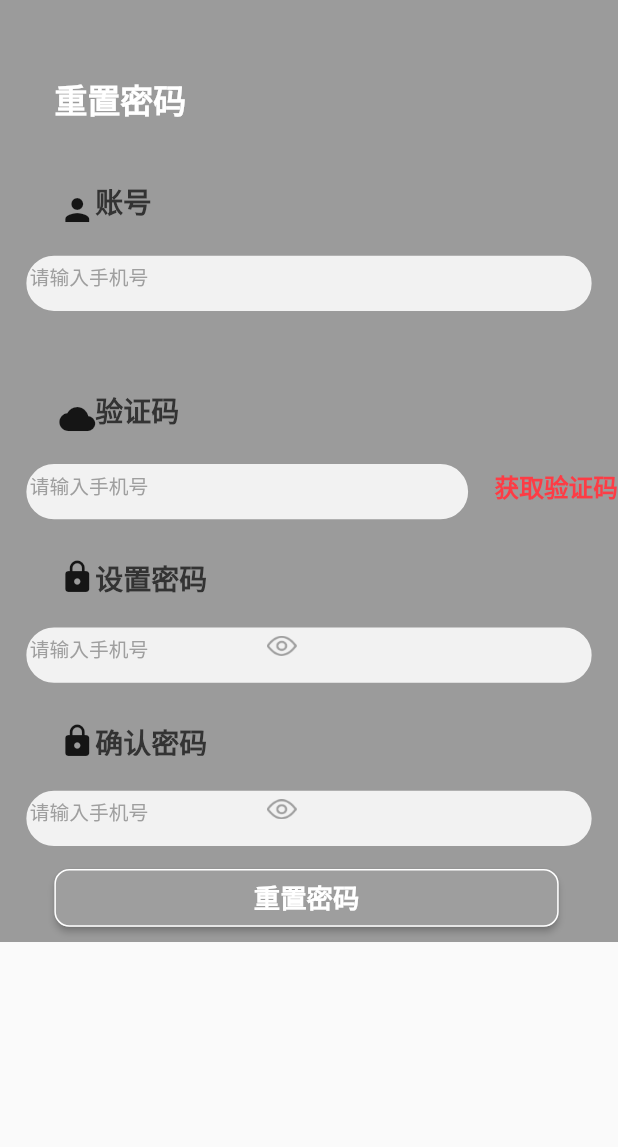
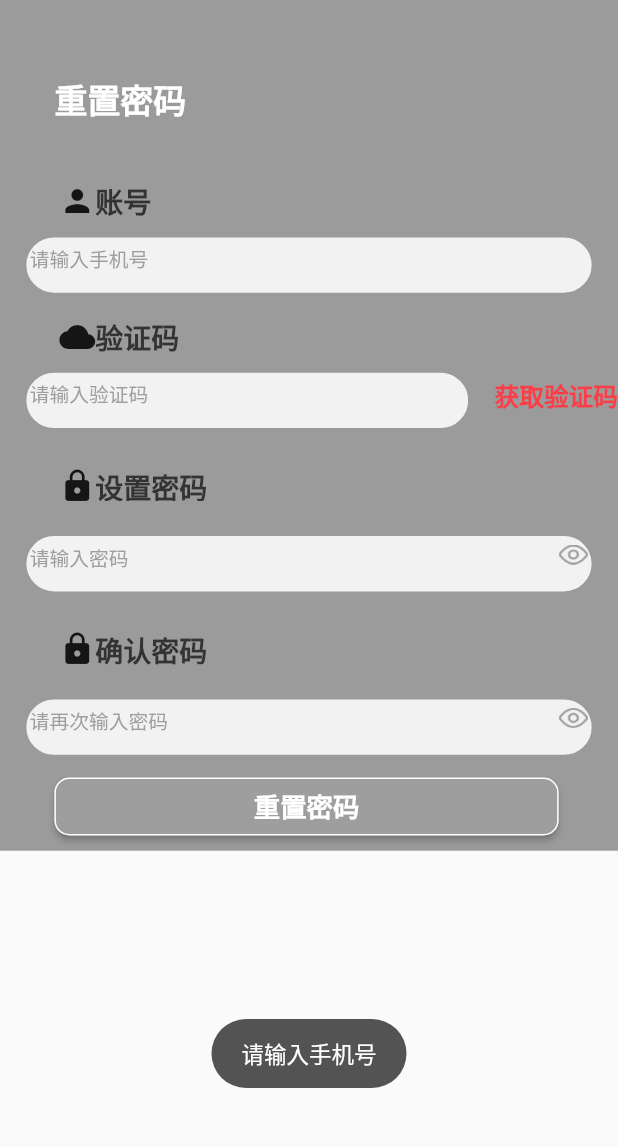
Before and after one commit to tianxzhang/digital_collection, a Flutter app: the ForgetPasswordPage screen opened directly, after a tap on "重置密码", on a phone screen of 412 x 824 dp, the part 52-1199 px from its top. Run offline on Flutter 3.47's test engine with Material 2 defaults, Android fonts, the phone set to English and light mode, and no system bars; our stand-ins replace cookie_jar, device_info_plus, dio, dio_cookie_manager, flutter_easyloading, flutter_screenutil and 4 more; missing offline and left inert: device_info_plus_web, flutter_aliyun_captcha, flutter_webview_plugin, package_info_plus_web, shared_preferences_web; accounts and stored records are empty.

Commit message:
interact interface

```diff
--- a/lib/login_register/forget_password_page.dart
+++ b/lib/login_register/forget_password_page.dart
@@ -1,11 +1,16 @@
+import 'dart:convert';
 import 'dart:ui';
 import 'package:digital_collection/base/consume_widget.dart';
 import 'package:digital_collection/base/countdown_time_model.dart';
+import 'package:digital_collection/login_register/login_page.dart';
 import 'package:digital_collection/util/color_util.dart';
 import 'package:digital_collection/util/common_util.dart';
+import 'package:digital_collection/util/network_util.dart';
+import 'package:digital_collection/util/route_util.dart';
 import 'package:flutter_aliyun_captcha/flutter_aliyun_captcha.dart';
 import 'package:flutter_screenutil/flutter_screenutil.dart';
 import 'package:flutter/material.dart';
+import 'package:shared_preferences/shared_preferences.dart';
 import 'package:toast/toast.dart';
 
 class ForgetPasswordPage extends StatefulWidget {
@@ -20,6 +25,7 @@ class ForgetPasswordPageState extends State<ForgetPasswordPage>
   var shoujihao = new TextEditingController();
   var yazhengma = new TextEditingController();
   var mima = new TextEditingController();
+  var remima = new TextEditingController();
   bool passwordVisible = false;
   AliyunCaptchaController _captchaController = AliyunCaptchaController();
 
@@ -110,7 +116,7 @@ class ForgetPasswordPageState extends State<ForgetPasswordPage>
                           child: Icon(Icons.person),
                         ),
                         Container(
-                          margin: EdgeInsets.only(bottom: 6.h),
+                          margin: EdgeInsets.only(bottom: 0.h),
                           child: Text("账号",
                               style: TextStyle(
                                   fontSize: 8.5.sp,
@@ -147,7 +153,7 @@ class ForgetPasswordPageState extends State<ForgetPasswordPage>
                                   height: 16.h,
                                   width: 72.w,
                                   child: TextField(
-                                        // controller: khxm,
+                                    controller: shoujihao,
                                     cursorColor: ColorsUtil.hexColor(0x9F9F9F),
                                     //设置光标
                                     decoration: InputDecoration(
@@ -199,7 +205,6 @@ class ForgetPasswordPageState extends State<ForgetPasswordPage>
                     margin: EdgeInsets.only(
                       left: 18.w,
                       right: 19.w,
-                      top: 18.h,
                     ),
                     child: Row(
                       mainAxisSize: MainAxisSize.min,
@@ -208,7 +213,7 @@ class ForgetPasswordPageState extends State<ForgetPasswordPage>
                           child: Icon(Icons.cloud),
                         ),
                         Container(
-                          margin: EdgeInsets.only(bottom: 6.h),
+                          margin: EdgeInsets.only(bottom: 0.h),
                           child: Text("验证码",
                               style: TextStyle(
                                   fontSize: 8.5.sp,
@@ -245,13 +250,13 @@ class ForgetPasswordPageState extends State<ForgetPasswordPage>
                                   height: 16.h,
                                   width: 72.w,
                                   child: TextField(
-                                        // controller: khxm,
+                                    controller: yazhengma,
                                     cursorColor: ColorsUtil.hexColor(0x9F9F9F),
                                     //设置光标
                                     decoration: InputDecoration(
 //                        contentPadding: const EdgeInsets.symmetric(vertical: 9.8),
                                         border: InputBorder.none,
-                                            hintText: "请输入手机号",
+                                        hintText: "请输入验证码",
                                         hintStyle: new TextStyle(
                                             fontSize: 6.sp,
                                             fontWeight: FontWeight.normal,
@@ -296,11 +301,12 @@ class ForgetPasswordPageState extends State<ForgetPasswordPage>
                                   ? () async {
                                       var phone = CommonUtil.noBlank(
                                           shoujihao.text.toString());
-                                // print("phone=="+phone);
-                                // if (!CommonUtil.isChinaPhoneLegal(phone)) {
-                                //   Toast.show("手机号输入有误");
-                                //   return;
-                                // }
+                                      print("phone==" + phone);
+                                      if (!CommonUtil.isChinaPhoneLegal(
+                                          phone)) {
+                                        Toast.show("手机号输入有误");
+                                        return;
+                                      }
                                       showDialog(
                                               context: context,
                                               builder: (BuildContext context) {
@@ -309,10 +315,14 @@ class ForgetPasswordPageState extends State<ForgetPasswordPage>
                                                     width: double.infinity,
                                                     height: 20.h,
                                                     child: AliyunCaptchaButton(
-                                            controller: _captchaController,
-                                            type: AliyunCaptchaType.slide,
-                                            option: AliyunCaptchaOption(
-                                              appKey: 'FFFF0N0000000000A9AB',
+                                                      controller:
+                                                          _captchaController,
+                                                      type: AliyunCaptchaType
+                                                          .slide,
+                                                      option:
+                                                          AliyunCaptchaOption(
+                                                        appKey:
+                                                            'FFFF0N0000000000A9AB',
                                                         scene: 'nc_message_h5',
                                                         language: 'cn',
                                                       ),
@@ -322,15 +332,39 @@ class ForgetPasswordPageState extends State<ForgetPasswordPage>
                                                           /* 默认背景色 */
                                                         }
                                                       ''',
-                                            onSuccess: (dynamic data) {
-                                              Navigator.of(context).pop();
-                                            },
-                                            onFailure: (String failCode) {
+                                                      onSuccess:
+                                                          (dynamic data) async {
+                                                            model.startCountDown();
+                                                            Map<String, String>
+                                                            postMap = new Map<
+                                                                String,
+                                                                String>();
+                                                            postMap['phone'] =
+                                                                phone;
+                                                            postMap['scene'] =
+                                                            '111';
+                                                            postMap['sessionId'] =
+                                                            data['sessionId'];
+                                                            postMap['sig'] =
+                                                            data['sig'];
+                                                            postMap['token'] =
+                                                            data['token'];
+                                                            Navigator.of(context)
+                                                                .pop();
+                                                            var result =
+                                                                await NetWorkUtil
+                                                                .getHttpQuery(
+                                                                "/u/forgetPWCode",
+                                                                postMap);
+                                                            Map resultMap =
+                                                            json.decode(result
+                                                                .toString());
 
                                                       },
-                                            onError: (String errorCode) {
-
-                                            },
+                                                      onFailure:
+                                                          (String failCode) {},
+                                                      onError:
+                                                          (String errorCode) {},
                                                     ),
                                                   ),
                                                 );
@@ -338,15 +372,6 @@ class ForgetPasswordPageState extends State<ForgetPasswordPage>
                                               barrierDismissible: true)
                                           .then((value) {});
                                       return;
-                                model.startCountDown();
-                                Map<String, dynamic> postMap =
-                                new Map<String, dynamic>();
-                                postMap['phone'] = phone;
-                                postMap['type'] = 3;
-                                // var result = await NetWorkUtil.postHttp(
-                                //     "appApi/sendCode", postMap);
-                                // Map resultMap =
-                                // json.decode(result.toString());
                                     }
                                   : null,
                               child: Container(
@@ -386,28 +411,11 @@ class ForgetPasswordPageState extends State<ForgetPasswordPage>
                         ),
                         Container(
                           margin: EdgeInsets.only(top: 5.h, bottom: 6.5.h),
-                          child: Row(
-                            children: <Widget>[
-                              Row(
-                                children: <Widget>[
-                                  Row(
-                                    children: <Widget>[
-                                      Row(
-                                        children: <Widget>[
-                                          Text("设置密码",
+                          child: Text("设置密码",
                               style: TextStyle(
                                   fontSize: 8.5.sp,
                                   fontWeight: FontWeight.bold,
-                                                  color: ColorsUtil.hexColor(
-                                                      0x333333))),
-                                        ],
-                                      ),
-                                    ],
-                                  ),
-                                ],
-                              ),
-                            ],
-                          ),
+                                  color: ColorsUtil.hexColor(0x333333))),
                         ),
                       ],
                     ),
@@ -432,7 +440,7 @@ class ForgetPasswordPageState extends State<ForgetPasswordPage>
                           color: ColorsUtil.hexColor(0xF2F2F2)),
                       child: Center(
                           child: Row(
-                            mainAxisAlignment: MainAxisAlignment.start,
+                        mainAxisAlignment: MainAxisAlignment.spaceBetween,
                         crossAxisAlignment: CrossAxisAlignment.center,
                         children: <Widget>[
                           Container(
@@ -440,13 +448,13 @@ class ForgetPasswordPageState extends State<ForgetPasswordPage>
                               height: 16.h,
                               width: 72.w,
                               child: TextField(
-                                    // controller: khxm,
+                                controller: mima,
                                 cursorColor: ColorsUtil.hexColor(0x9F9F9F),
                                 //设置光标
                                 decoration: InputDecoration(
 //                        contentPadding: const EdgeInsets.symmetric(vertical: 9.8),
                                     border: InputBorder.none,
-                                        hintText: "请输入手机号",
+                                    hintText: "请输入密码",
                                     hintStyle: new TextStyle(
                                         fontSize: 6.sp,
                                         fontWeight: FontWeight.normal,
@@ -514,28 +522,11 @@ class ForgetPasswordPageState extends State<ForgetPasswordPage>
                         ),
                         Container(
                           margin: EdgeInsets.only(top: 5.h, bottom: 6.5.h),
-                          child: Row(
-                            children: <Widget>[
-                              Row(
-                                children: <Widget>[
-                                  Row(
-                                    children: <Widget>[
-                                      Row(
-                                        children: <Widget>[
-                                          Text("确认密码",
+                          child: Text("确认密码",
                               style: TextStyle(
                                   fontSize: 8.5.sp,
                                   fontWeight: FontWeight.bold,
-                                                  color: ColorsUtil.hexColor(
-                                                      0x333333))),
-                                        ],
-                                      ),
-                                    ],
-                                  ),
-                                ],
-                              ),
-                            ],
-                          ),
+                                  color: ColorsUtil.hexColor(0x333333))),
                         ),
                       ],
                     ),
@@ -560,7 +551,7 @@ class ForgetPasswordPageState extends State<ForgetPasswordPage>
                           color: ColorsUtil.hexColor(0xF2F2F2)),
                       child: Center(
                           child: Row(
-                            mainAxisAlignment: MainAxisAlignment.start,
+                        mainAxisAlignment: MainAxisAlignment.spaceBetween,
                         crossAxisAlignment: CrossAxisAlignment.center,
                         children: <Widget>[
                           Container(
@@ -568,13 +559,13 @@ class ForgetPasswordPageState extends State<ForgetPasswordPage>
                               height: 16.h,
                               width: 72.w,
                               child: TextField(
-                                    // controller: khxm,
+                                controller: remima,
                                 cursorColor: ColorsUtil.hexColor(0x9F9F9F),
                                 //设置光标
                                 decoration: InputDecoration(
 //                        contentPadding: const EdgeInsets.symmetric(vertical: 9.8),
                                     border: InputBorder.none,
-                                        hintText: "请输入手机号",
+                                    hintText: "请再次输入密码",
                                     hintStyle: new TextStyle(
                                         fontSize: 6.sp,
                                         fontWeight: FontWeight.normal,
@@ -639,92 +630,51 @@ class ForgetPasswordPageState extends State<ForgetPasswordPage>
                 height: ScreenUtil().setHeight(19),
                 child: MaterialButton(
                   onPressed: () async {
-                    // if (!xieyi) {
-                    //   Fluttertoast.showToast(
-                    //       msg: "请勾选协议",
-                    //       toastLength: Toast.LENGTH_SHORT,
-                    //       gravity: ToastGravity.CENTER,
-                    //       timeInSecForIosWeb: 1,
-                    //       backgroundColor: Colors.black,
-                    //       textColor: Colors.white,
-                    //       fontSize: 6.5.sp);
-                    //   return;
-                    // }
-                    // var phone = CommonUtil.noBlank(shoujihao.text.toString());
-                    // if (phone == null || phone.length == 0) {
-                    //   Fluttertoast.showToast(
-                    //       msg: "请输入手机号",
-                    //       toastLength: Toast.LENGTH_SHORT,
-                    //       gravity: ToastGravity.CENTER,
-                    //       timeInSecForIosWeb: 1,
-                    //       backgroundColor: Colors.black,
-                    //       textColor: Colors.white,
-                    //       fontSize: 6.5.sp);
-                    //   return;
-                    // }
-                    // if (!CommonUtil.isChinaPhoneLegal(phone)) {
-                    //   Fluttertoast.showToast(
-                    //       msg: "手机号输入有误",
-                    //       toastLength: Toast.LENGTH_SHORT,
-                    //       gravity: ToastGravity.CENTER,
-                    //       timeInSecForIosWeb: 1,
-                    //       backgroundColor: Colors.black,
-                    //       textColor: Colors.white,
-                    //       fontSize: 6.5.sp);
-                    //   return;
-                    // }
-                    // if (yazhengma.text.toString() == null ||
-                    //     yazhengma.text.length < 6) {
-                    //   Fluttertoast.showToast(
-                    //       msg: "请输入密码",
-                    //       toastLength: Toast.LENGTH_SHORT,
-                    //       gravity: ToastGravity.CENTER,
-                    //       timeInSecForIosWeb: 1,
-                    //       backgroundColor: Colors.black,
-                    //       textColor: Colors.white,
-                    //       fontSize: 6.5.sp);
-                    //   return;
-                    // }
-                    // Map<String, dynamic> postMap = new Map<String, dynamic>();
-                    // postMap['phone'] =
-                    //     CommonUtil.noBlank(shoujihao.text.toString());
-                    // postMap['pass'] = CommonUtil.generateMd5(yazhengma.text);
-                    // postMap['login_type'] = 3;
-                    //
-                    // var result =
-                    // await NetWorkUtil.postHttp("appApi/login", postMap);
-                    // Map resultMap = json.decode(result.toString());
-                    // if (resultMap["code"] == 200) {
-                    //   SharedPreferences prefs = await SharedPreferences.getInstance();
-                    //   await prefs.setString("token", resultMap["data"]["token"]);
-                    //   await prefs.setString("phone", CommonUtil.noBlank(shoujihao.text.toString()));
-                    //   if (resultMap["data"]["new"] == true) {
-                    //     Navigator.pushAndRemoveUntil(
-                    //         context,
-                    //         RouteUtil.createRoute(IdentityPage()),
-                    //             (check) => false);
-                    //   } else {
-                    //     Navigator.pushAndRemoveUntil(
-                    //         context,
-                    //         RouteUtil.createRoute(BaseTabBar(
-                    //             (resultMap["data"]["identity"] == 1 ||
-                    //                 resultMap["data"]["identity"] == 2)
-                    //                 ? true
-                    //                 : true)),
-                    //             (check) => false);
-                    //   }
-                    //   return;
-                    // } else {
-                    //   Fluttertoast.showToast(
-                    //       msg: resultMap["msg"].toString(),
-                    //       toastLength: Toast.LENGTH_SHORT,
-                    //       gravity: ToastGravity.CENTER,
-                    //       timeInSecForIosWeb: 1,
-                    //       backgroundColor: Colors.black,
-                    //       textColor: Colors.white,
-                    //       fontSize: 6.5.sp);
-                    //   return;
-                    // }
+                    var phone = CommonUtil.noBlank(shoujihao.text.toString());
+                    if (phone == null || phone.length == 0) {
+                      Toast.show("请输入手机号");
+                      return;
+                    }
+                    if (!CommonUtil.isChinaPhoneLegal(phone)) {
+                      Toast.show("手机号输入有误");
+                      return;
+                    }
+                    if (yazhengma.text.toString() == null ||
+                        yazhengma.text.length < 4) {
+                      Toast.show("验证码输入有误");
+                      return;
+                    }
+                    if (mima.text.toString() == null ||
+                        mima.text.length < 8) {
+                      Toast.show("密码格式有误，不少于8位");
+                      return;
+                    }
+                    if (mima.text.toString() != remima.text.toString()) {
+                      Toast.show("两次输入的密码不一致");
+                      return;
+                    }
+                    Map<String, dynamic> postMap = new Map<String, dynamic>();
+                    postMap['phone'] =
+                        CommonUtil.noBlank(shoujihao.text.toString());
+                    postMap['code'] = yazhengma.text.toString();
+                    postMap['NewPassword'] = mima.text.toString();
+
+                    var result =
+                    await NetWorkUtil.postHttp("/u/forgetPW", postMap);
+                    Map resultMap = json.decode(result.toString());
+                    if (resultMap["code"] == 1) {
+                      Toast.show(resultMap["message"].toString());
+                      SharedPreferences prefs = await SharedPreferences.getInstance();
+                      await prefs.setString("token", "");
+                      Navigator.pushAndRemoveUntil(
+                          this.context,
+                          RouteUtil.createRoute(LoginPage(false)),
+                              (check) => false);
+                      return;
+                    } else {
+                      Toast.show(resultMap["message"].toString());
+                      return;
+                    }
                   },
                   child: Container(
                       height: 15.h,
--- a/pubspec.yaml
+++ b/pubspec.yaml
@@ -49,7 +49,7 @@ dependencies:
   cookie_jar: ^3.0.1
   path_provider: ^2.0.2
   device_info_plus: ^3.0.1
-  package_info_plus: ^1.4.2
+  package_info_plus: 1.3.0
 #  fluttertoast: ^8.0.7
 
 dev_dependencies:
```
Also changed, not shown: lib/login_register/login_page.dart (+124 -127 lines), pubspec.lock, 1 other file. Lines whose indentation alone changed are shown as unchanged.
